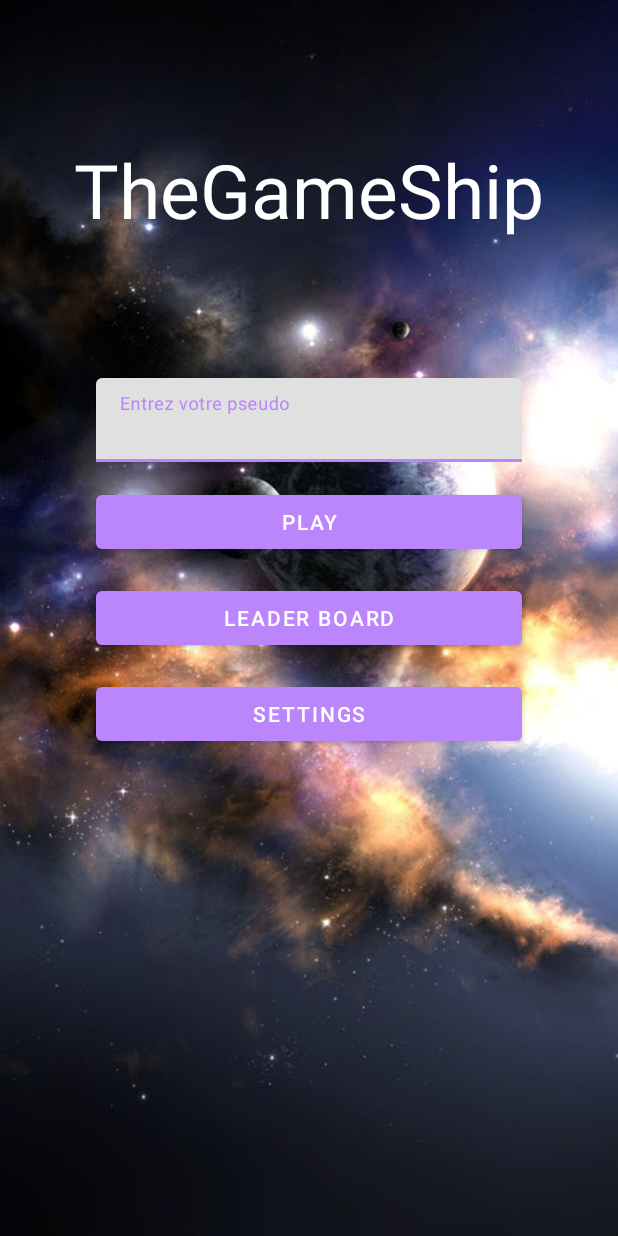
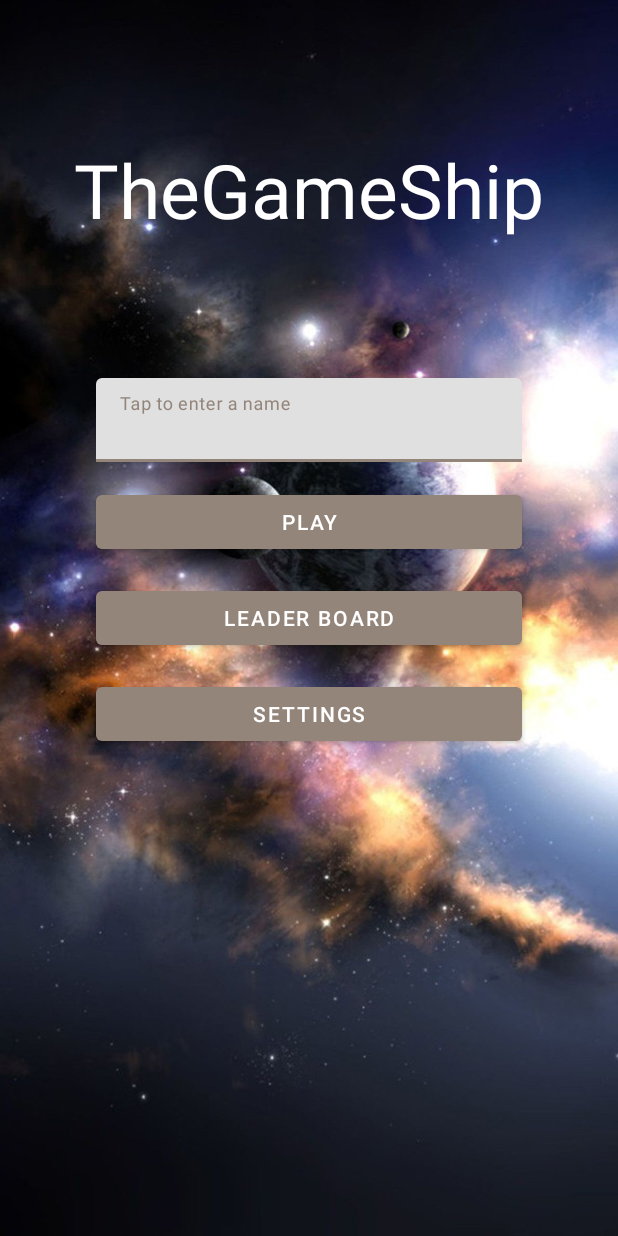
Before and after one commit to Jami-INF/TheGameShipAndroid, an Android app: the screen it shows after launch (MainActivity), on a phone screen of 412 x 824 dp. Run offline under Robolectric (Android 15) with nearby library versions, the phone set to English and light mode, and no system bars.

Commit message:
Modification du theme, et passage au SDK 21 (demander si on a le droit) car le changement de couleur de la "navigation bar" n'est pas possible sinon et je trouve ça inadmissible !

```diff
--- a/code/app/build.gradle
+++ b/code/app/build.gradle
@@ -7,7 +7,7 @@ android {
 
     defaultConfig {
         applicationId "com.iut.thegameship"
-        minSdk 16
+        minSdk 21
         targetSdk 31
         versionCode 1
         versionName "1.0"
--- a/code/app/src/main/res/layout/activity_main.xml
+++ b/code/app/src/main/res/layout/activity_main.xml
@@ -41,7 +41,7 @@
         <com.google.android.material.textfield.TextInputEditText
             android:layout_width="match_parent"
             android:layout_height="wrap_content"
-            android:hint="Entrez votre pseudo" />
+            android:hint="Tap to enter a name" />
     </com.google.android.material.textfield.TextInputLayout>
     <Button
         android:id="@+id/buttonPlay"
--- a/code/app/src/main/res/values-night/themes.xml
+++ b/code/app/src/main/res/values-night/themes.xml
@@ -6,11 +6,12 @@
         <item name="colorPrimaryVariant">@color/secondColor</item>
         <item name="colorOnPrimary">@color/black</item>
         <!-- Secondary brand color. -->
-        <item name="colorSecondary">@color/teal_200</item>
-        <item name="colorSecondaryVariant">@color/teal_200</item>
+        <item name="colorSecondary">@color/secondColor</item>
+        <item name="colorSecondaryVariant">@color/mainColor</item>
         <item name="colorOnSecondary">@color/black</item>
         <!-- Status bar color. -->
-        <item name="android:statusBarColor" tools:targetApi="l">?attr/colorPrimaryVariant</item>
+        <item name="android:statusBarColor" tools:targetApi="l">?attr/colorOnPrimary</item>
+        <item name="android:navigationBarColor">@color/black</item>"
         <!-- Customize your theme here. -->
     </style>
 </resources>
--- a/code/app/src/main/res/values/colors.xml
+++ b/code/app/src/main/res/values/colors.xml
@@ -1,10 +1,7 @@
 <?xml version="1.0" encoding="utf-8"?>
 <resources>
-    <color name="mainColor">#FFBB86FC</color>
-    <color name="secondColor">#FF6200EE</color>
-    <color name="purple_700">#FF3700B3</color>
-    <color name="teal_200">#FF03DAC5</color>
-    <color name="teal_700">#FF018786</color>
+    <color name="mainColor">#FF94857b</color>
+    <color name="secondColor">#FF825738</color>
     <color name="black">#FF000000</color>
     <color name="white">#FFFFFFFF</color>
 </resources>
--- a/code/app/src/main/res/values/themes.xml
+++ b/code/app/src/main/res/values/themes.xml
@@ -6,11 +6,12 @@
         <item name="colorPrimaryVariant">@color/secondColor</item>
         <item name="colorOnPrimary">@color/white</item>
         <!-- Secondary brand color. -->
-        <item name="colorSecondary">@color/teal_200</item>
-        <item name="colorSecondaryVariant">@color/teal_700</item>
-        <item name="colorOnSecondary">@color/black</item>
+        <item name="colorSecondary">@color/secondColor</item>
+        <item name="colorSecondaryVariant">@color/mainColor</item>
+        <item name="colorOnSecondary">@color/white</item>
         <!-- Status bar color. -->
-        <item name="android:statusBarColor" tools:targetApi="l">?attr/colorOnSecondary</item>
+        <item name="android:statusBarColor" tools:targetApi="l">?attr/colorOnPrimary</item>
+        <item name="android:navigationBarColor">@color/white</item>"
         <!-- Customize your theme here. -->
     </style>
 </resources>
```
